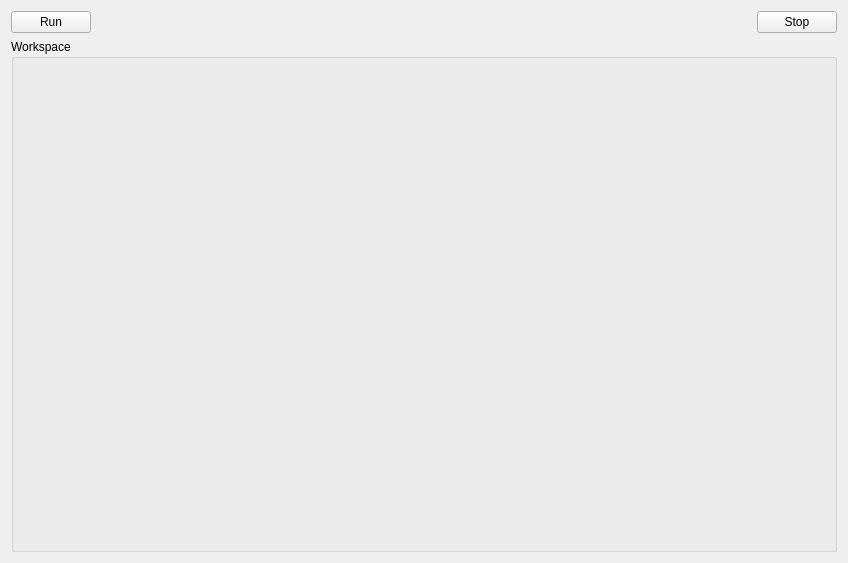
Above: VisionFlow/ui/view/visionflowview.ui from ysc-233/VisionFlow before the change. Below: the same form after it.
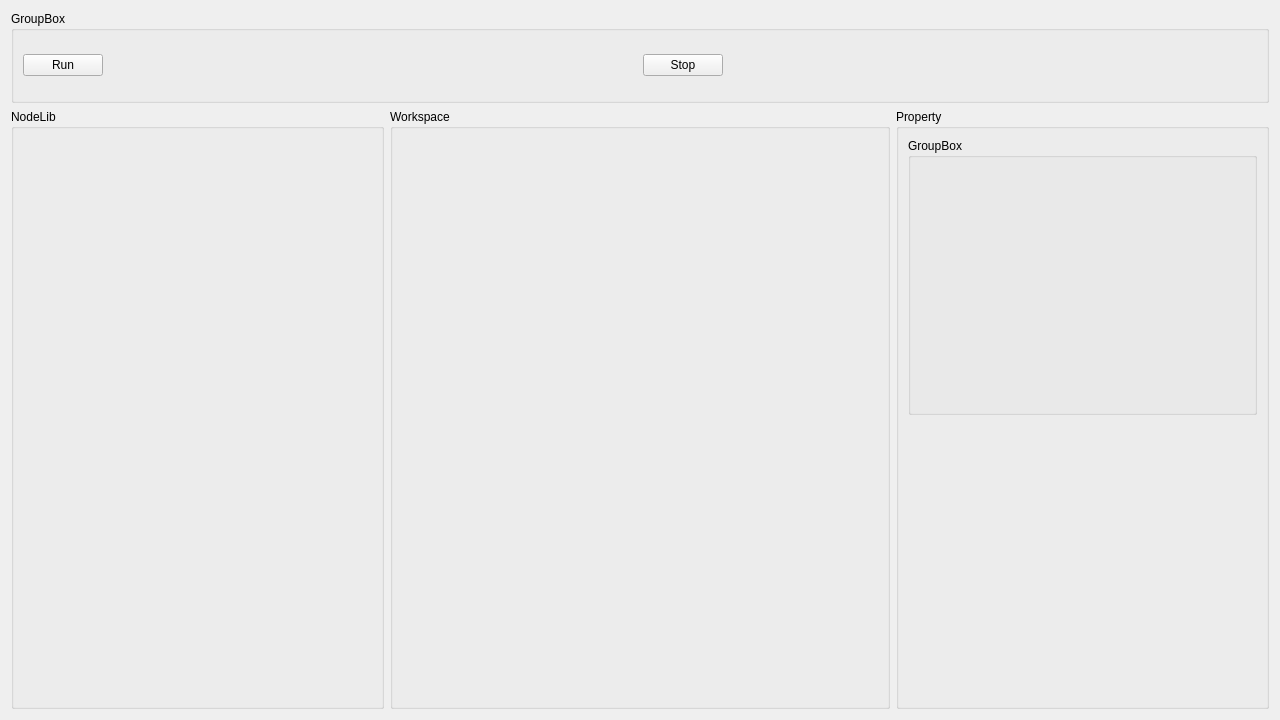
That is the form after the change.

Commit message: feat: add NodeLib drag-to-workspace and fix flow execution - NodeLib panel with drag & drop node creation - Fixed flow engine execution logic - Added global and node-level timeout handling

Diff of the .ui file:
```diff
--- a/VisionFlow/ui/view/visionflowview.ui
+++ b/VisionFlow/ui/view/visionflowview.ui
@@ -6,50 +6,127 @@
    <rect>
     <x>0</x>
     <y>0</y>
-    <width>848</width>
-    <height>563</height>
+    <width>1280</width>
+    <height>720</height>
    </rect>
   </property>
   <property name="windowTitle">
    <string>Form</string>
   </property>
   <layout class="QGridLayout" name="gridLayout">
-   <item row="0" column="0">
+   <item row="0" column="0" colspan="3">
+    <widget class="QGroupBox" name="groupBox_3">
+     <property name="title">
+      <string>GroupBox</string>
+     </property>
+     <layout class="QHBoxLayout" name="horizontalLayout">
+      <item>
     <widget class="QPushButton" name="btn_run">
      <property name="text">
       <string>Run</string>
      </property>
     </widget>
    </item>
-   <item row="0" column="1">
+      <item>
     <spacer name="horizontalSpacer">
      <property name="orientation">
       <enum>Qt::Horizontal</enum>
      </property>
      <property name="sizeHint" stdset="0">
       <size>
-       <width>741</width>
+          <width>100</width>
        <height>20</height>
       </size>
      </property>
     </spacer>
    </item>
-   <item row="0" column="2">
+      <item>
     <widget class="QPushButton" name="btn_Stop">
      <property name="text">
       <string>Stop</string>
      </property>
     </widget>
    </item>
-   <item row="1" column="0" colspan="3">
+      <item>
+       <spacer name="horizontalSpacer_2">
+        <property name="orientation">
+         <enum>Qt::Horizontal</enum>
+        </property>
+        <property name="sizeHint" stdset="0">
+         <size>
+          <width>534</width>
+          <height>20</height>
+         </size>
+        </property>
+       </spacer>
+      </item>
+     </layout>
+    </widget>
+   </item>
+   <item row="1" column="0">
+    <widget class="QGroupBox" name="gpb_nodeLibrary">
+     <property name="minimumSize">
+      <size>
+       <width>200</width>
+       <height>0</height>
+      </size>
+     </property>
+     <property name="title">
+      <string>NodeLib</string>
+     </property>
+    </widget>
+   </item>
+   <item row="1" column="1">
     <widget class="QGroupBox" name="gpb_workspace">
+     <property name="minimumSize">
+      <size>
+       <width>500</width>
+       <height>600</height>
+      </size>
+     </property>
      <property name="title">
       <string>Workspace</string>
      </property>
     </widget>
    </item>
-  </layout>
- </widget>
+   <item row="1" column="2">
+    <widget class="QGroupBox" name="groupBox_2">
+     <property name="title">
+      <string>Property</string>
+     </property>
+     <layout class="QVBoxLayout" name="verticalLayout_2">
+      <item>
+       <widget class="QGroupBox" name="groupBox_4">
+        <property name="minimumSize">
+         <size>
+          <width>250</width>
+          <height>250</height>
+         </size>
+        </property>
+        <property name="title">
+         <string>GroupBox</string>
+        </property>
+       </widget>
+      </item>
+      <item>
+       <widget class="QWidget" name="widget" native="true">
+        <property name="minimumSize">
+         <size>
+          <width>250</width>
+          <height>250</height>
+         </size>
+        </property>
+       </widget>
+      </item>
+     </layout>
+    </widget>
+   </item>
+  </layout>
+ </widget>
+ <tabstops>
+  <tabstop>btn_run</tabstop>
+  <tabstop>btn_Stop</tabstop>
+ </tabstops>
  <resources/>
  <connections/>
 </ui>
```
Lines whose indentation alone changed are shown as unchanged. The commit also changes 33 other files.
